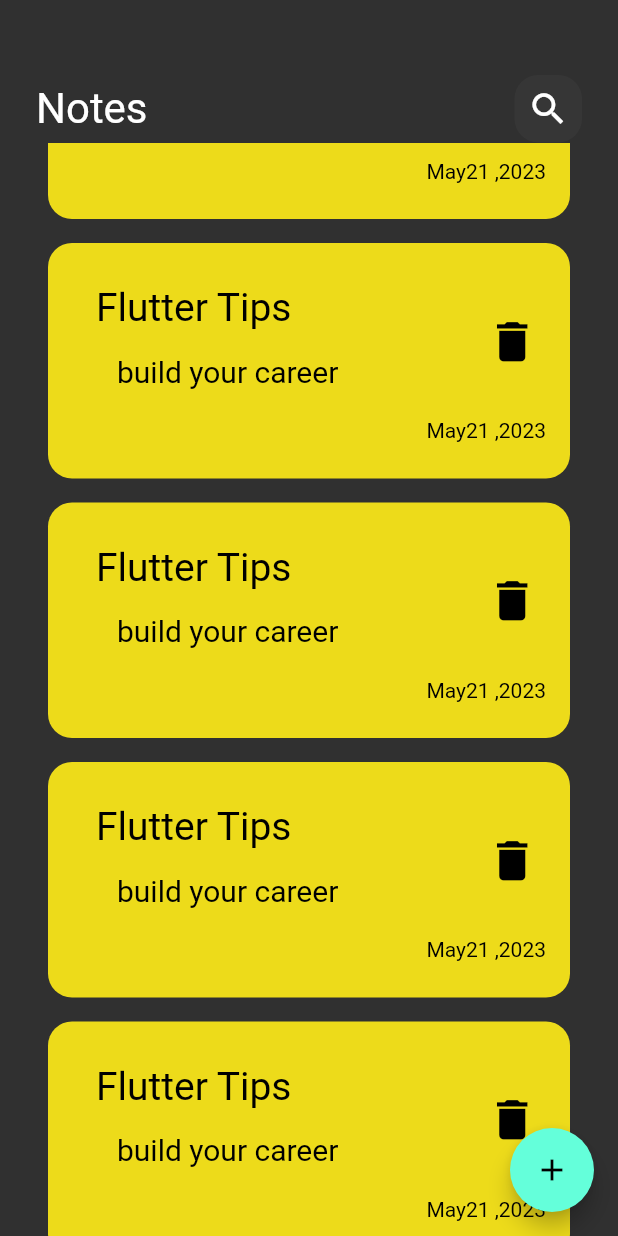
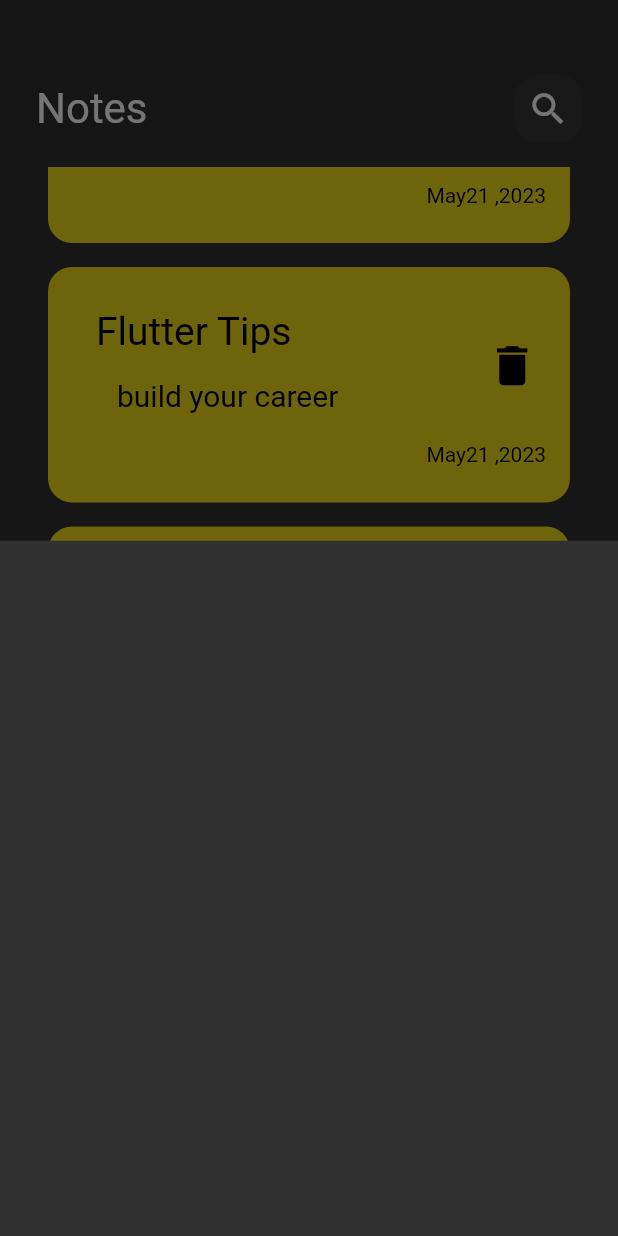
Before and after one commit to afandy72/flutter, a Flutter app: the screen it shows after launch, scrolled down 1152 dp, after a tap on the "add" icon, on a phone screen of 412 x 824 dp. Run offline on Flutter 3.47's test engine with Material 2 defaults, Android fonts, the phone set to English and light mode, and no system bars.

Commit message:
16-Show Model Bottom Sheet

```diff
--- /dev/null
+++ b/lib/views/Widgets/add_note_bottom_sheet.dart
@@ -0,0 +1,10 @@
+import 'package:flutter/material.dart';
+
+class AddNoteBottomSheet extends StatelessWidget {
+  const AddNoteBottomSheet({super.key});
+
+  @override
+  Widget build(BuildContext context) {
+    return Container();
+  }
+}
--- a/lib/views/Widgets/notes_list_view.dart
+++ b/lib/views/Widgets/notes_list_view.dart
@@ -6,11 +6,13 @@ class NotesListView extends StatelessWidget {
 
   @override
   Widget build(BuildContext context) {
-    return ListView.builder(itemBuilder: (context, index) {
-      return const Padding(
-        padding: EdgeInsets.all(8.0),
-        child: NoteItem(),
-      );
-    });
+    return ListView.builder(
+        padding: EdgeInsets.zero,
+        itemBuilder: (context, index) {
+          return const Padding(
+            padding: EdgeInsets.all(8.0),
+            child: NoteItem(),
+          );
+        });
   }
 }
--- a/lib/views/Widgets/notes_view_body.dart
+++ b/lib/views/Widgets/notes_view_body.dart
@@ -15,7 +15,10 @@ class NotesViewBody extends StatelessWidget {
           SizedBox(
             height: 50,
           ),
-          CustomAppBar(),
+          Padding(
+            padding: EdgeInsets.only(bottom: 16),
+            child: CustomAppBar(),
+          ),
           Expanded(child: NotesListView()),
         ],
       ),
--- a/lib/views/notesviews.dart
+++ b/lib/views/notesviews.dart
@@ -1,6 +1,7 @@
 import 'package:flutter/material.dart';
 import 'package:flutter/src/widgets/framework.dart';
 import 'package:flutter/src/widgets/placeholder.dart';
+import 'package:flutter_application_1/views/Widgets/add_note_bottom_sheet.dart';
 import 'package:flutter_application_1/views/Widgets/notes_view_body.dart';
 
 class NotesViews extends StatelessWidget {
@@ -10,7 +11,13 @@ class NotesViews extends StatelessWidget {
   Widget build(BuildContext context) {
     return Scaffold(
       floatingActionButton: FloatingActionButton(
-        onPressed: () {},
+        onPressed: () {
+          showModalBottomSheet(
+              context: context,
+              builder: (context) {
+                return const AddNoteBottomSheet();
+              });
+        },
         child: Icon(Icons.add),
       ),
       body: const NotesViewBody(),
```
